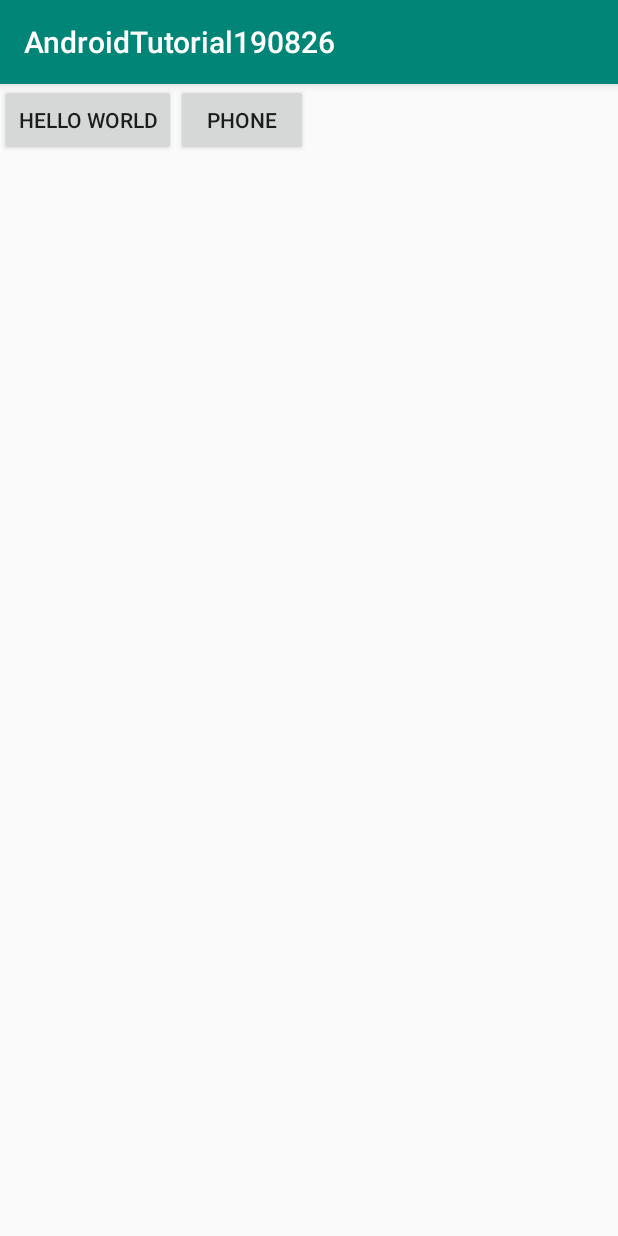
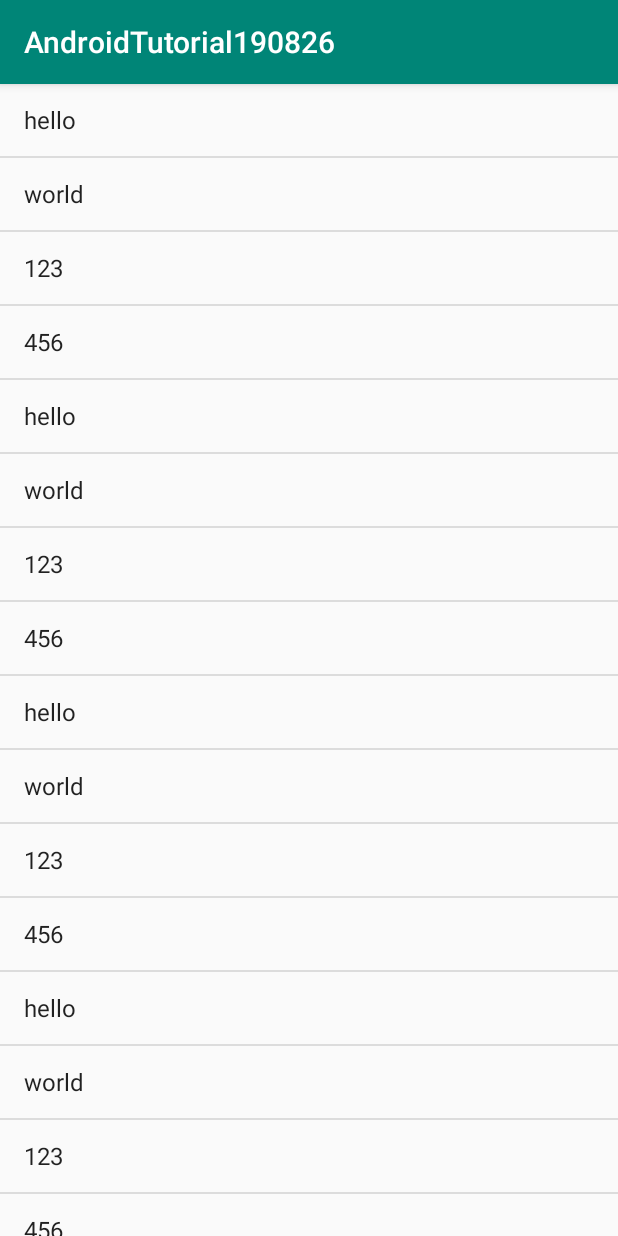
Before and after one commit to jhjh550/AndroidTutorial190826, an Android app: the screen it shows after launch (T02_Activity before the commit, T03_ListActivity after it), on a phone screen of 412 x 824 dp. Run offline under Robolectric (Android 15) with nearby library versions, the light colour scheme and no system bars.

Commit message:
listview - listener

```diff
--- a/app/src/main/java/com/fieldbear/androidtutorial190826/T03_listview/T03_ListActivity.java
+++ b/app/src/main/java/com/fieldbear/androidtutorial190826/T03_listview/T03_ListActivity.java
@@ -3,7 +3,13 @@ package com.fieldbear.androidtutorial190826.T03_listview;
 import androidx.appcompat.app.AppCompatActivity;
 
 import android.os.Bundle;
+import android.view.View;
+import android.widget.AdapterView;
+import android.widget.ArrayAdapter;
+import android.widget.ListView;
+import android.widget.Toast;
 
+import com.fieldbear.androidtutorial190826.MainActivity;
 import com.fieldbear.androidtutorial190826.R;
 
 public class T03_ListActivity extends AppCompatActivity {
@@ -12,5 +18,32 @@ public class T03_ListActivity extends AppCompatActivity {
     protected void onCreate(Bundle savedInstanceState) {
         super.onCreate(savedInstanceState);
         setContentView(R.layout.activity_t03__list);
+
+        final String[] list = {"hello", "world", "123", "456",
+                "hello", "world", "123", "456",
+                "hello", "world", "123", "456",
+                "hello", "world", "123", "456",
+        };
+
+        ListView myListView = findViewById(R.id.myListView);
+        ArrayAdapter<String> adapter = new ArrayAdapter<>(
+                T03_ListActivity.this,
+                android.R.layout.simple_list_item_1,
+                list
+        );
+        myListView.setAdapter(adapter);
+
+        myListView.setOnItemClickListener(new AdapterView.OnItemClickListener() {
+            @Override
+            public void onItemClick(AdapterView<?> parent, View view, int position, long id) {
+                String item = list[position];
+                Toast.makeText(T03_ListActivity.this,
+                        "pos: "+position+" item: "+item,
+                        Toast.LENGTH_LONG).show();
+            }
+        });
+
+
+
     }
 }
```
Also changed, not shown: app/src/main/AndroidManifest.xml (+4 -3 lines).
